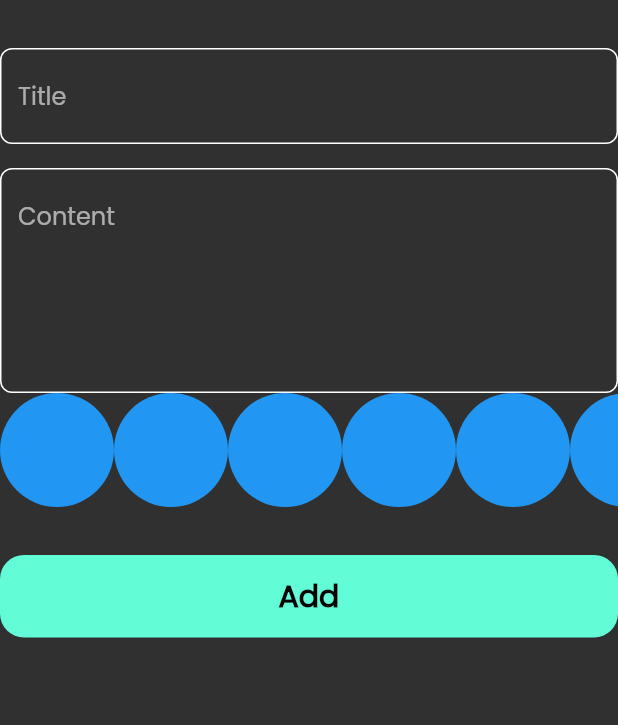
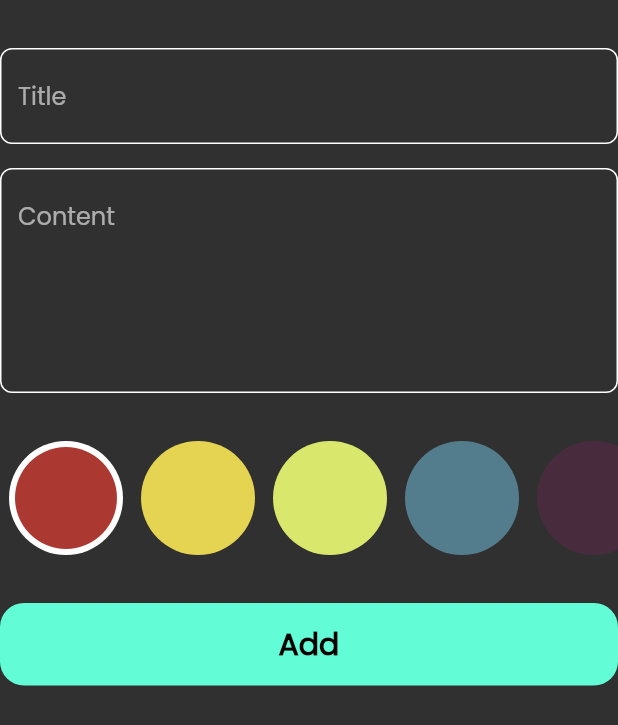
Before and after one commit to Abdalrhmanabood/notes_app, a Flutter app: the AddNoteForm widget shown alone on an empty page, opened directly, on a phone screen of 412 x 824 dp. Shown: the top 725 px of the screen. Run offline on Flutter 3.47's test engine with Material 2 defaults, Android fonts, the phone set to English and light mode, and no system bars; our stand-ins replace bloc, flutter_bloc, font_awesome_flutter, hive, hive_flutter; accounts and stored records are empty.

Commit message:
Create colors list part two

```diff
--- a/lib/views/widget/add_note_form.dart
+++ b/lib/views/widget/add_note_form.dart
@@ -48,6 +48,9 @@ class _AddNoteFormState extends State<AddNoteForm> {
               hint: 'Content',
               maxlines: 5,
             ),
+              const SizedBox(
+              height: 32,
+            ),
             const ColorItemList(),
             const SizedBox(
               height: 32,
--- /dev/null
+++ b/lib/views/widget/color_item.dart
@@ -0,0 +1,23 @@
+import 'package:flutter/material.dart';
+
+class ColorItem extends StatelessWidget {
+  const ColorItem({super.key, required this.isSelect, required this.color});
+  final bool isSelect;
+  final Color color ;
+  @override
+  Widget build(BuildContext context) {
+    return isSelect
+        ?  CircleAvatar(
+            radius: 38,
+            backgroundColor: Colors.white,
+            child: CircleAvatar(
+              backgroundColor: color,
+              radius: 34,
+            ),
+          )
+        :  CircleAvatar(
+            backgroundColor: color,
+            radius: 38,
+          );
+  }
+}
--- a/lib/views/widget/colors_Item_list.dart
+++ b/lib/views/widget/colors_Item_list.dart
@@ -1,29 +1,49 @@
+
 import 'package:flutter/material.dart';
 
-class ColorItem extends StatelessWidget {
-  const ColorItem({super.key});
+import 'color_item.dart';
+class ColorItemList extends StatefulWidget {
+  const ColorItemList({
+    super.key,
+  });
 
   @override
-  Widget build(BuildContext context) {
-    return const CircleAvatar(
-      backgroundColor: Colors.blue,
-      radius: 38,
-    );
-  }
+  State<ColorItemList> createState() => _ColorItemListState();
 }
 
-class ColorItemList extends StatelessWidget {
-  const ColorItemList({super.key});
+class _ColorItemListState extends State<ColorItemList> {
+  int curentIndex = 0;
+  List<Color> colors = const [
 
+    Color(0xffAc3931),
+    Color(0xffe5d352),
+    Color(0xffd9e76c),
+    Color(0xff537d8d),
+    Color(0xff482c3d),
+  ];
   @override
   Widget build(BuildContext context) {
     return SizedBox(
       height: 76,
       child: ListView.builder(
         scrollDirection: Axis.horizontal,
-        itemCount: 10,
+        itemCount: colors.length,
         itemBuilder: (context, index) {
-          return const ColorItem();
+          return Padding(
+            padding: const EdgeInsets.symmetric(horizontal: 6),
+            child: GestureDetector(
+              onTap: () {
+                curentIndex = index;
+                setState(() {
+
+                });
+              },
+              child: ColorItem(
+                color: colors[index],
+                isSelect: curentIndex == index,
+              ),
+            ),
+          );
         },
       ),
     );
```
